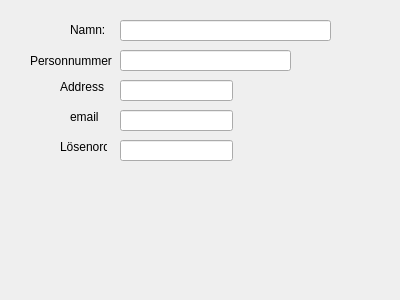
This is newuser.ui in adinaknutsson/BookingSystem as Qt 5 draws it before an edit. The edited form follows.
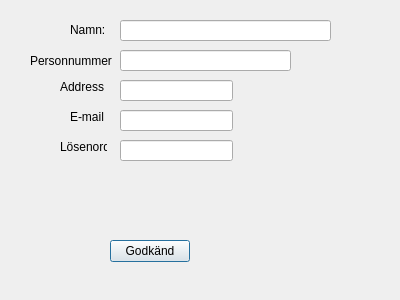
This is the edited form.

```diff
--- a/newuser.ui
+++ b/newuser.ui
@@ -102,7 +102,7 @@
     </rect>
    </property>
    <property name="text">
-    <string>email</string>
+    <string>E-mail</string>
    </property>
   </widget>
   <widget class="QLabel" name="label_5">
@@ -128,6 +128,19 @@
     </rect>
    </property>
   </widget>
+  <widget class="QPushButton" name="pushButton">
+   <property name="geometry">
+    <rect>
+     <x>110</x>
+     <y>240</y>
+     <width>80</width>
+     <height>22</height>
+    </rect>
+   </property>
+   <property name="text">
+    <string>Godkänd</string>
+   </property>
+  </widget>
  </widget>
  <resources/>
  <connections/>
```
Left out of the diff: 10 changed lines with no effect on the pictures.
